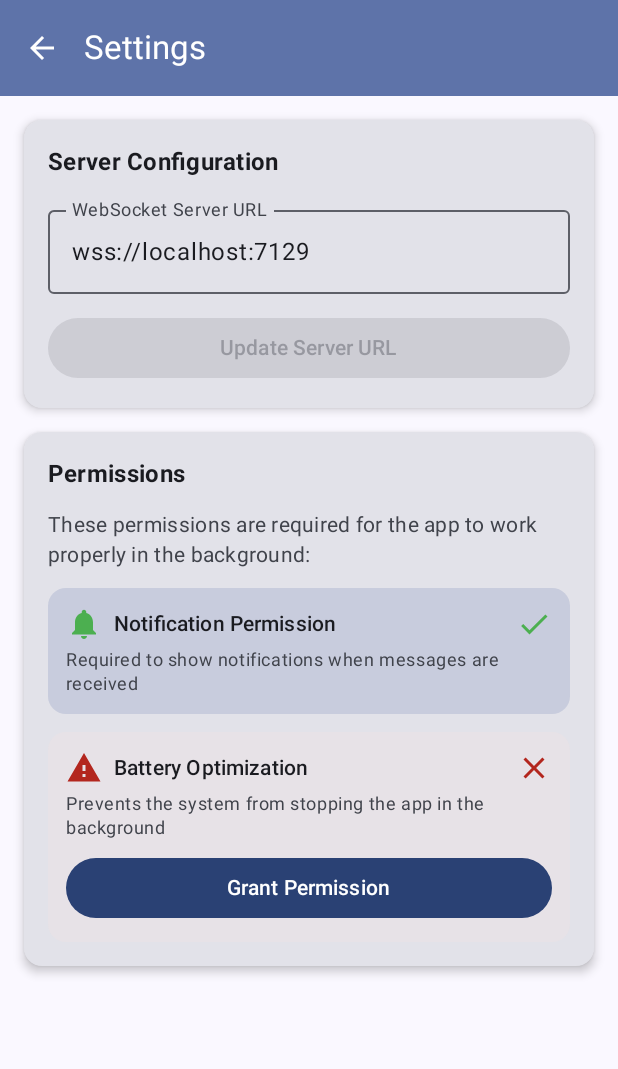
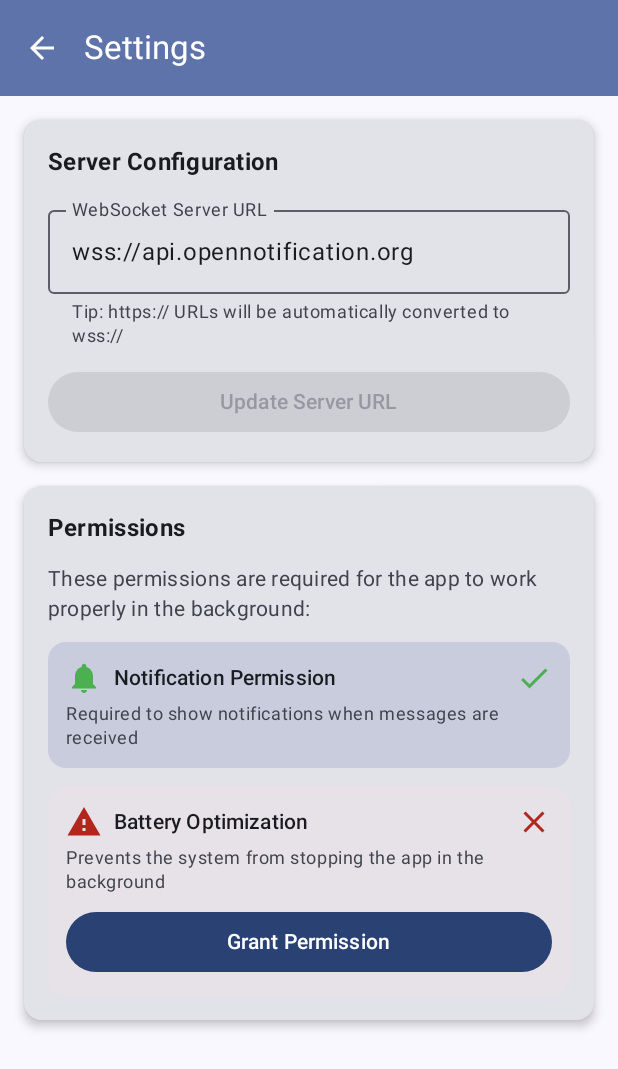
Before and after one commit to HenriSaumure/OpenNotification-Client, an Android app built with Jetpack Compose: the screen it shows after launch (MainActivity), after a tap on "Settings", on a phone screen of 412 x 824 dp. Shown: the top 1069 px of the screen. Run offline under Robolectric (Android 15) with nearby library versions, the light colour scheme and no system bars; our stand-ins replace Room's generated code; 2 other taps on this screen came first.

Commit message:
FCT : Production Update + Reload

```diff
--- a/OpenNotificationClient/app/src/main/java/org/opennotification/opennotification_client/service/WatchdogService.kt
+++ b/OpenNotificationClient/app/src/main/java/org/opennotification/opennotification_client/service/WatchdogService.kt
@@ -64,6 +64,9 @@
 
         notificationManager = getSystemService(Context.NOTIFICATION_SERVICE) as NotificationManager
         powerManager = getSystemService(Context.POWER_SERVICE) as PowerManager
+
+        // Initialize WebSocketManager with context to load saved server URL
+        org.opennotification.opennotification_client.network.WebSocketManager.initializeWithContext(this)
         webSocketManager = org.opennotification.opennotification_client.network.WebSocketManager.getInstance()
 
         // Acquire wake lock to prevent system from sleeping this service
--- a/OpenNotificationClient/app/src/main/java/org/opennotification/opennotification_client/service/WebSocketService.kt
+++ b/OpenNotificationClient/app/src/main/java/org/opennotification/opennotification_client/service/WebSocketService.kt
@@ -44,7 +44,11 @@
         Log.d(TAG, "WebSocketService created")
 
         repository = NotificationRepository(AppDatabase.getDatabase(this))
+
+        // Initialize WebSocketManager with context to load saved server URL
+        WebSocketManager.initializeWithContext(this)
         webSocketManager = WebSocketManager.getInstance()
+
         notificationDisplayManager = org.opennotification.opennotification_client.utils.NotificationDisplayManager(this)
 
         // Immediately set up notification handler for incoming WebSocket messages
--- a/OpenNotificationClient/app/src/main/java/org/opennotification/opennotification_client/ui/screens/MainScreen.kt
+++ b/OpenNotificationClient/app/src/main/java/org/opennotification/opennotification_client/ui/screens/MainScreen.kt
@@ -7,6 +7,7 @@
 import androidx.compose.material.icons.filled.Add
 import androidx.compose.material.icons.filled.Settings
 import androidx.compose.material3.*
+import androidx.compose.material3.pulltorefresh.PullToRefreshBox
 import androidx.compose.runtime.*
 import androidx.compose.ui.Alignment
 import androidx.compose.ui.Modifier
@@ -34,6 +35,7 @@
             TopAppBar(
                 title = { Text("OpenNotification Listeners") },
                 actions = {
+                    // Only keep settings button - refresh is now pull-to-refresh
                     IconButton(onClick = onNavigateToSettings) {
                         Icon(
                             imageVector = Icons.Default.Settings,
@@ -93,19 +95,12 @@
                 }
             }
 
-            // Loading indicator
-            if (isLoading) {
-                Box(
-                    modifier = Modifier
-                        .fillMaxWidth()
-                        .padding(16.dp),
-                    contentAlignment = Alignment.Center
+            // Pull-to-refresh content
+            PullToRefreshBox(
+                isRefreshing = isLoading,
+                onRefresh = { viewModel.refreshConnections() },
+                modifier = Modifier.fillMaxSize()
             ) {
-                    CircularProgressIndicator()
-                }
-            }
-
-            // Listeners list
                 if (listeners.isEmpty() && !isLoading) {
                     Box(
                         modifier = Modifier.fillMaxSize(),
@@ -123,6 +118,12 @@
                             Text(
                                 text = "Tap the + button to add a WebSocket listener",
                                 style = MaterialTheme.typography.bodyMedium,
+                                color = MaterialTheme.colorScheme.onSurfaceVariant
+                            )
+                            Spacer(modifier = Modifier.height(16.dp))
+                            Text(
+                                text = "Pull down to refresh connections",
+                                style = MaterialTheme.typography.bodySmall,
                                 color = MaterialTheme.colorScheme.onSurfaceVariant
                             )
                         }
@@ -148,6 +149,7 @@
                     }
                 }
             }
+        }
 
         // Add listener dialog
         if (showAddDialog) {
--- a/OpenNotificationClient/app/src/main/java/org/opennotification/opennotification_client/ui/screens/SettingsScreen.kt
+++ b/OpenNotificationClient/app/src/main/java/org/opennotification/opennotification_client/ui/screens/SettingsScreen.kt
@@ -128,9 +128,16 @@
                         value = newServerUrl,
                         onValueChange = { newServerUrl = it },
                         label = { Text("WebSocket Server URL") },
-                        placeholder = { Text("wss://example.com:port") },
+                        placeholder = { Text("https://example.com or wss://example.com") },
                         modifier = Modifier.fillMaxWidth(),
-                        singleLine = true
+                        singleLine = true,
+                        supportingText = {
+                            Text(
+                                text = "Tip: https:// URLs will be automatically converted to wss://",
+                                style = MaterialTheme.typography.bodySmall,
+                                color = MaterialTheme.colorScheme.onSurfaceVariant
+                            )
+                        }
                     )
 
                     Button(
```
Also changed, not shown: OpenNotificationClient/app/src/main/java/org/opennotification/opennotification_client/network/WebSocketManager.kt (+128 -8 lines), OpenNotificationClient/app/src/main/java/org/opennotification/opennotification_client/viewmodel/MainViewModel.kt (+27 -0 lines), OpenNotificationClient/app/src/main/java/org/opennotification/opennotification_client/viewmodel/SettingsViewModel.kt (+23 -6 lines). Lines whose indentation alone changed are shown as unchanged.
